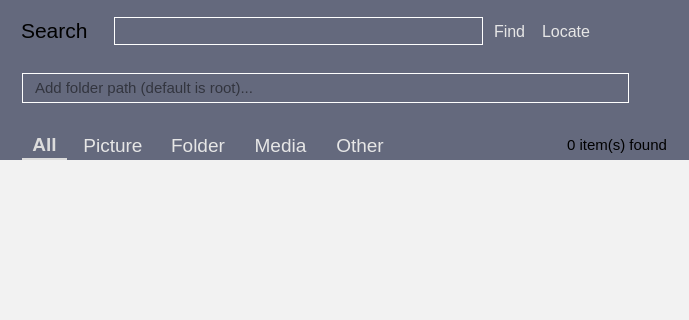
Before: the Qt Designer form app/search/search.ui in rahmanshaber/corebox, drawn with Qt 5; both pictures show x 0 to 689 and y 0 to 320 of the 689 by 493 pixel window.
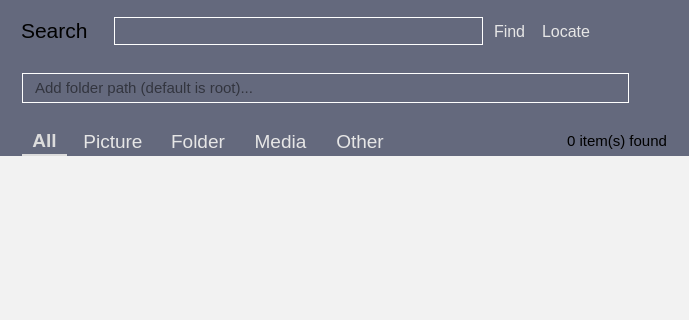
After: the same form once the commit is applied. Icons and pictures are not drawn.

What changed in the file:
```diff
--- a/app/search/search.ui
+++ b/app/search/search.ui
@@ -254,6 +254,12 @@
       </item>
       <item>
        <widget class="QFrame" name="pathfream">
+        <property name="maximumSize">
+         <size>
+          <width>16777215</width>
+          <height>48</height>
+         </size>
+        </property>
         <property name="frameShape">
          <enum>QFrame::StyledPanel</enum>
         </property>
```
Left out of the diff: 2 changed lines with no effect on the pictures.
